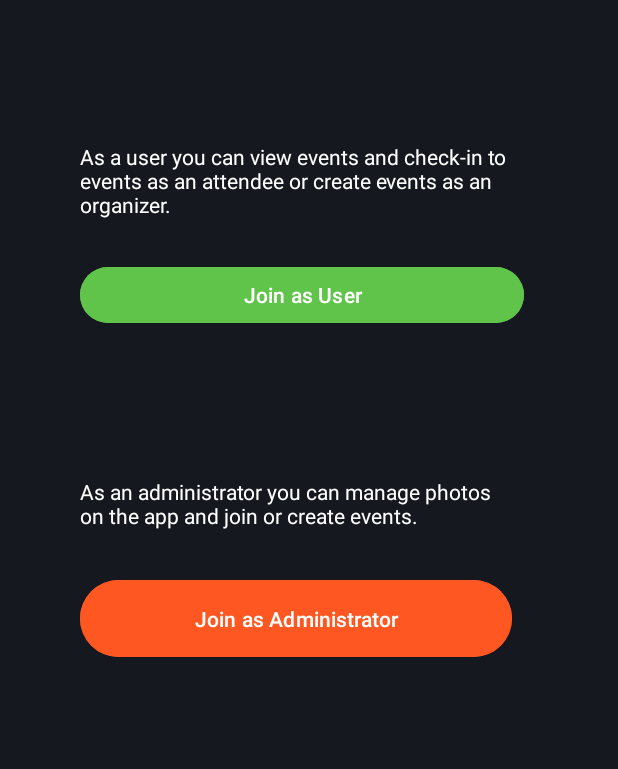
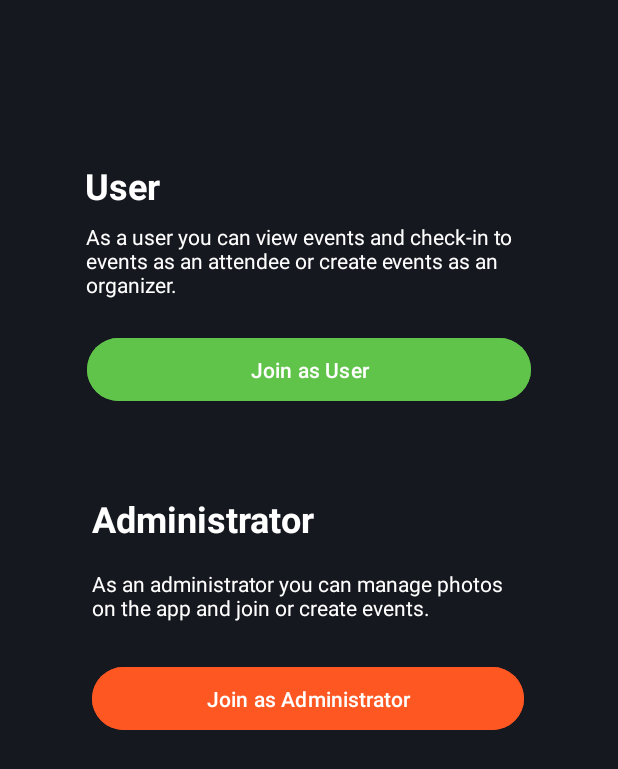
Before and after one commit to CMPUT301W24T30/ScanPal, an Android app: the screen it shows after launch (MainActivity), after a tap on "Continue", on a phone screen of 412 x 824 dp. Shown: the top 769 px of the screen. Run offline under Robolectric (Android 15) with nearby library versions, the phone set to English and light mode, and no system bars; our stand-ins replace Firebase (no records; nobody signed in at launch, a user with empty details on screens opened directly).

```diff
--- a/app/src/main/java/com/example/scanpal/RoleSelectFragment.java
+++ b/app/src/main/java/com/example/scanpal/RoleSelectFragment.java
@@ -7,6 +7,8 @@ import android.view.ViewGroup;
 import android.widget.Toast;
 
 import androidx.fragment.app.Fragment;
+import androidx.navigation.NavController;
+import androidx.navigation.fragment.NavHostFragment;
 
 import com.google.firebase.firestore.FirebaseFirestore;
 
@@ -24,23 +26,23 @@ public class RoleSelectFragment extends Fragment {
         String firstName = getArguments().getString("firstName", "");
         String lastName = getArguments().getString("lastName", "");
 
+        UserController userController = new UserController(FirebaseFirestore.getInstance());
+
         view.findViewById(R.id.createUserButton).setOnClickListener(userButton -> {
-            try {
-                new UserController(FirebaseFirestore.getInstance()).addUser(new User(username, firstName, lastName));
-            } catch (Exception e) {
-                Toast.makeText(userButton.getContext(), e.getMessage(), Toast.LENGTH_LONG).show();
-            }
 
+            userController.addUser(new User(username, firstName, lastName), new UserAddCallback() {
+                @Override
+                public void onSuccess() {
+                    NavController navController = NavHostFragment.findNavController(RoleSelectFragment.this);
+                    navController.navigate(R.id.createUserCompleted);
+                }
+
+                @Override
+                public void onError(Exception e) {
+                    Toast.makeText(userButton.getContext(), e.getMessage(), Toast.LENGTH_LONG).show();
+                }
+            });
         });
-
-        view.findViewById(R.id.createAdminButton).setOnClickListener(adminButton -> {
-            try {
-                new UserController(FirebaseFirestore.getInstance()).addUser(new Administrator(username, firstName, lastName));
-            } catch (Exception e) {
-                Toast.makeText(adminButton.getContext(), e.getMessage(), Toast.LENGTH_LONG).show();
-            }
-        });
-
         return view;
     }
 }
--- a/app/src/main/java/com/example/scanpal/SignupFragment.java
+++ b/app/src/main/java/com/example/scanpal/SignupFragment.java
@@ -5,10 +5,13 @@ import android.view.LayoutInflater;
 import android.view.View;
 import android.view.ViewGroup;
 import android.widget.TextView;
+import android.widget.Toast;
 
 import androidx.fragment.app.Fragment;
 import androidx.navigation.NavController;
 import androidx.navigation.fragment.NavHostFragment;
+
+import com.google.firebase.firestore.FirebaseFirestore;
 
 public class SignupFragment extends Fragment {
     public SignupFragment() {
@@ -30,8 +33,27 @@ public class SignupFragment extends Fragment {
             bundle.putString("firstName", firstName.getText().toString());
             bundle.putString("lastName", lastName.getText().toString());
 
-            NavController navController = NavHostFragment.findNavController(this);
-            navController.navigate(R.id.addUserContinueAction, bundle);
+            new UserController(FirebaseFirestore.getInstance()).isUsernameTaken(username.getText().toString(), new UsernameCheckCallback() {
+
+                @Override
+                public void onUsernameTaken(boolean isTaken) {
+                    if (isTaken) {
+                        Toast.makeText(view.getContext(), "Username is already taken", Toast.LENGTH_LONG).show();
+                    } else {
+                        NavController navController = NavHostFragment.findNavController(SignupFragment.this);
+                        navController.navigate(R.id.addUserContinueAction, bundle);
+                    }
+
+                }
+
+                @Override
+                public void onError(Exception e) {
+                    Toast.makeText(view.getContext(), e.getMessage(), Toast.LENGTH_LONG).show();
+                }
+
+            });
+
+
         });
 
         return view;
--- a/app/src/main/java/com/example/scanpal/User.java
+++ b/app/src/main/java/com/example/scanpal/User.java
@@ -1,5 +1,4 @@
 package com.example.scanpal;
-
 
 
 public class User {
@@ -48,6 +47,7 @@ public class User {
         this.lastName = lastName;
     }
 
+
     public String getPhoto() {
         return photo;
     }
--- /dev/null
+++ b/app/src/main/java/com/example/scanpal/UserAddCallback.java
@@ -0,0 +1,7 @@
+package com.example.scanpal;
+
+public interface UserAddCallback {
+    void onSuccess();
+
+    void onError(Exception e);
+}
--- /dev/null
+++ b/app/src/main/java/com/example/scanpal/UserFetchCallback.java
@@ -0,0 +1,7 @@
+package com.example.scanpal;
+
+public interface UserFetchCallback {
+    void onSuccess(User user);
+
+    void onError(Exception e);
+}
--- /dev/null
+++ b/app/src/main/java/com/example/scanpal/UsernameCheckCallback.java
@@ -0,0 +1,7 @@
+package com.example.scanpal;
+
+public interface UsernameCheckCallback {
+    void onUsernameTaken(boolean isTaken);
+
+    void onError(Exception e);
+}
--- a/app/src/main/res/layout/role_select.xml
+++ b/app/src/main/res/layout/role_select.xml
@@ -5,41 +5,25 @@
     android:layout_height="match_parent"
     android:background="#16181F">
 
+    <Button
+        android:id="@+id/createUserButton"
+        android:layout_width="296dp"
+        android:layout_height="50dp"
+        android:layout_marginTop="8dp"
+        android:backgroundTint="#60C34A"
+        android:text="Join as User"
+        app:layout_constraintEnd_toEndOf="parent"
+        app:layout_constraintStart_toStartOf="parent"
+        app:layout_constraintTop_toBottomOf="@+id/userDefinition" />
+
     <TextView
         android:id="@+id/userDefinition"
         android:layout_width="297dp"
         android:layout_height="65dp"
+        android:layout_marginTop="148dp"
         android:text="As a user you can view events and check-in to events as an attendee or create events as an organizer."
         android:textColor="@color/white"
-        app:layout_constraintBottom_toTopOf="@+id/createAdminButton"
         app:layout_constraintEnd_toEndOf="parent"
-        app:layout_constraintHorizontal_bias="0.464"
-        app:layout_constraintStart_toStartOf="parent"
-        app:layout_constraintTop_toTopOf="parent"
-        app:layout_constraintVertical_bias="0.298" />
-
-    <Button
-        android:id="@+id/createUserButton"
-        android:layout_width="296dp"
-        android:layout_height="45dp"
-        android:backgroundTint="#60C34A"
-        android:text="Join as User"
-        app:layout_constraintBottom_toTopOf="@+id/createAdminButton"
-        app:layout_constraintEnd_toEndOf="parent"
-        app:layout_constraintHorizontal_bias="0.46"
-        app:layout_constraintStart_toStartOf="parent"
-        app:layout_constraintTop_toBottomOf="@+id/userDefinition"
-        app:layout_constraintVertical_bias="0.08" />
-
-    <Button
-        android:id="@+id/createAdminButton"
-        android:layout_width="288dp"
-        android:layout_height="59dp"
-        android:backgroundTint="#FF5722"
-        android:text="Join as Administrator"
-        app:layout_constraintBottom_toBottomOf="parent"
-        app:layout_constraintEnd_toEndOf="parent"
-        app:layout_constraintHorizontal_bias="0.43"
         app:layout_constraintStart_toStartOf="parent"
         app:layout_constraintTop_toTopOf="parent" />
 
@@ -47,12 +31,58 @@
         android:id="@+id/adminDefinition"
         android:layout_width="276dp"
         android:layout_height="45dp"
+        android:layout_marginTop="156dp"
         android:text="As an administrator you can manage photos on the app and join or create events."
         android:textColor="@color/white"
-        app:layout_constraintBottom_toTopOf="@+id/createAdminButton"
+        app:layout_constraintBottom_toBottomOf="parent"
         app:layout_constraintEnd_toEndOf="parent"
-        app:layout_constraintHorizontal_bias="0.392"
+        app:layout_constraintHorizontal_bias="0.451"
+        app:layout_constraintStart_toStartOf="parent"
+        app:layout_constraintTop_toBottomOf="@+id/userDefinition"
+        app:layout_constraintVertical_bias="0.025" />
+
+    <TextView
+        android:id="@+id/adminText"
+        android:layout_width="wrap_content"
+        android:layout_height="wrap_content"
+        android:text="Administrator"
+        android:textColor="#FFFFFF"
+        android:textSize="24sp"
+        android:textStyle="bold"
+        app:layout_constraintBottom_toTopOf="@+id/adminDefinition"
+        app:layout_constraintEnd_toEndOf="parent"
+        app:layout_constraintHorizontal_bias="0.232"
         app:layout_constraintStart_toStartOf="parent"
         app:layout_constraintTop_toBottomOf="@+id/createUserButton"
-        app:layout_constraintVertical_bias="0.836" />
+        app:layout_constraintVertical_bias="0.773" />
+
+    <Button
+        android:id="@+id/createAdminButton"
+        android:layout_width="288dp"
+        android:layout_height="50dp"
+        android:layout_marginTop="16dp"
+        android:backgroundTint="#FF5722"
+        android:text="Join as Administrator"
+        app:layout_constraintBottom_toBottomOf="parent"
+        app:layout_constraintEnd_toEndOf="parent"
+        app:layout_constraintHorizontal_bias="0.495"
+        app:layout_constraintStart_toStartOf="parent"
+        app:layout_constraintTop_toBottomOf="@+id/adminDefinition"
+        app:layout_constraintVertical_bias="0.0" />
+
+    <TextView
+        android:id="@+id/userText"
+        android:layout_width="wrap_content"
+        android:layout_height="wrap_content"
+        android:text="User"
+        android:textColor="#FFFFFF"
+        android:textSize="24sp"
+        android:textStyle="bold"
+        app:layout_constraintBottom_toTopOf="@+id/userDefinition"
+        app:layout_constraintEnd_toEndOf="parent"
+        app:layout_constraintHorizontal_bias="0.157"
+        app:layout_constraintStart_toStartOf="parent"
+        app:layout_constraintTop_toTopOf="parent"
+        app:layout_constraintVertical_bias="0.928" />
+
 </androidx.constraintlayout.widget.ConstraintLayout>
--- a/app/src/main/res/navigation/nav_graph.xml
+++ b/app/src/main/res/navigation/nav_graph.xml
@@ -19,5 +19,15 @@
         android:id="@+id/roleSelectPage"
         android:name="com.example.scanpal.RoleSelectFragment"
         android:label="fragment_role_select"
-        tools:layout="@layout/role_select" />
+        tools:layout="@layout/role_select">
+        <action
+            android:id="@+id/createUserCompleted"
+            app:destination="@id/eventsPage" />
+    </fragment>
+
+    <fragment
+        android:id="@+id/eventsPage"
+        android:name="com.example.scanpal.EventPageFragment"
+        android:label="fragment_events_page"
+        tools:layout="@layout/events_page" />
 </navigation>
```
Also changed, not shown: app/src/main/java/com/example/scanpal/EventPageFragment.java (added, +23 -0 lines), app/src/main/java/com/example/scanpal/UserController.java (+40 -13 lines).
